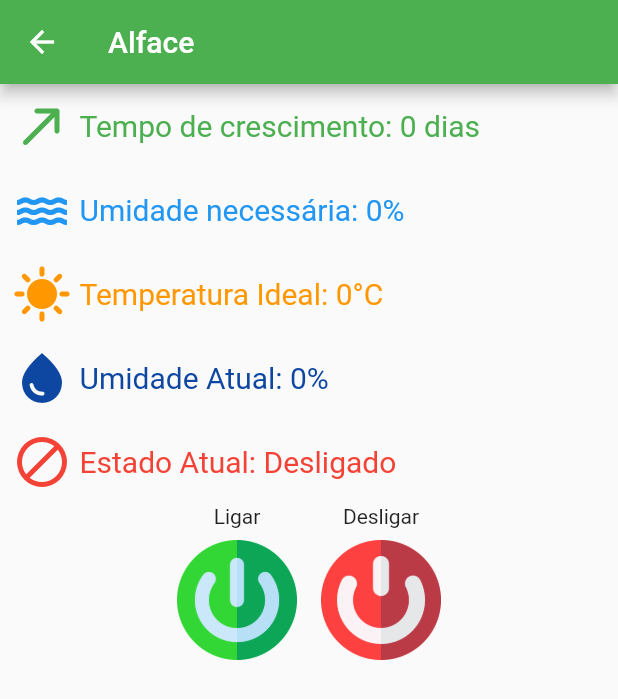
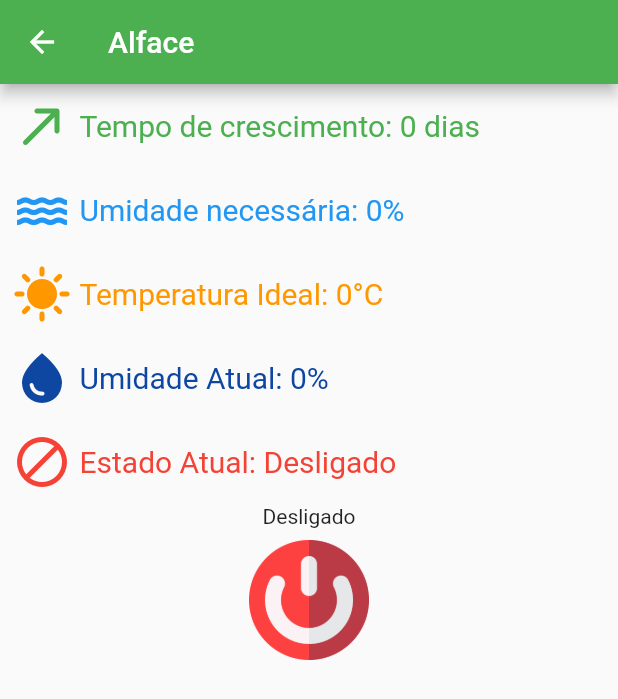
Before and after one commit to Hymdell/Projeto-Efficient-Water, a Flutter app: the Cultura screen opened directly, on a phone screen of 412 x 824 dp. Shown: the top 699 px of the screen. Run offline on Flutter 3.47's test engine with Material 2 defaults, Android fonts, the phone set to English and light mode, and no system bars.

Commit message:
remoção do segundo botão e alterações para haver somente 1

```diff
--- a/lib/main.dart
+++ b/lib/main.dart
@@ -273,6 +273,7 @@ class _CulturaState extends State<Cultura> {
   Color corEstado = Colors.red;
   String estado = "Desligado";
   IconData icone = Icons.block;
+  AssetImage iconeEstado = AssetImage("assets/off.png");
 
   void fetchPosts() async {
     try {
@@ -287,27 +288,30 @@ class _CulturaState extends State<Cultura> {
     }
   }
 
-  void postData() async {
+  void postDataLigado() async {
     try {
-      final response = await http.put(Uri.parse(url), body: {"body": "Ligado"});
+      final response =
+          await http.post(Uri.parse(url), body: {"body": "Ligado"});
       print(response.body);
       setState(() {
         corEstado = Colors.green;
         estado = "Ligado";
         icone = Icons.done_outline_rounded;
+        iconeEstado = AssetImage("assets/on.png");
       });
     } catch (err) {}
   }
 
-  void postData2() async {
+  void postDataDesligado() async {
     try {
       final response =
-          await http.put(Uri.parse(url), body: {"body": "Desligado"});
+          await http.post(Uri.parse(url), body: {"body": "Desligado"});
       print(response.body);
       setState(() {
         corEstado = Colors.red;
         estado = "Desligado";
         icone = Icons.block;
+        iconeEstado = AssetImage("assets/off.png");
       });
     } catch (err) {}
   }
@@ -436,26 +440,18 @@ class _CulturaState extends State<Cultura> {
               children: [
                 Column(
                   children: [
-                    Text("Ligar"),
+                    Text(estado),
                     IconButton(
                       splashRadius: 40,
-                      splashColor: Colors.green,
                       iconSize: 80,
-                      onPressed: postData,
-                      icon: Ink.image(image: const AssetImage("assets/on.png")),
-                    ),
-                  ],
-                ),
-                Column(
-                  children: [
-                    Text("Desligar"),
-                    IconButton(
-                      splashRadius: 40,
-                      splashColor: Colors.red,
-                      iconSize: 80,
-                      onPressed: postData2,
-                      icon:
-                          Ink.image(image: const AssetImage("assets/off.png")),
+                      onPressed: () {
+                        if (estado == "Desligado") {
+                          postDataLigado();
+                        } else if (estado == "Ligado") {
+                          postDataDesligado();
+                        }
+                      },
+                      icon: Ink.image(image: iconeEstado),
                     ),
                   ],
                 ),
```
